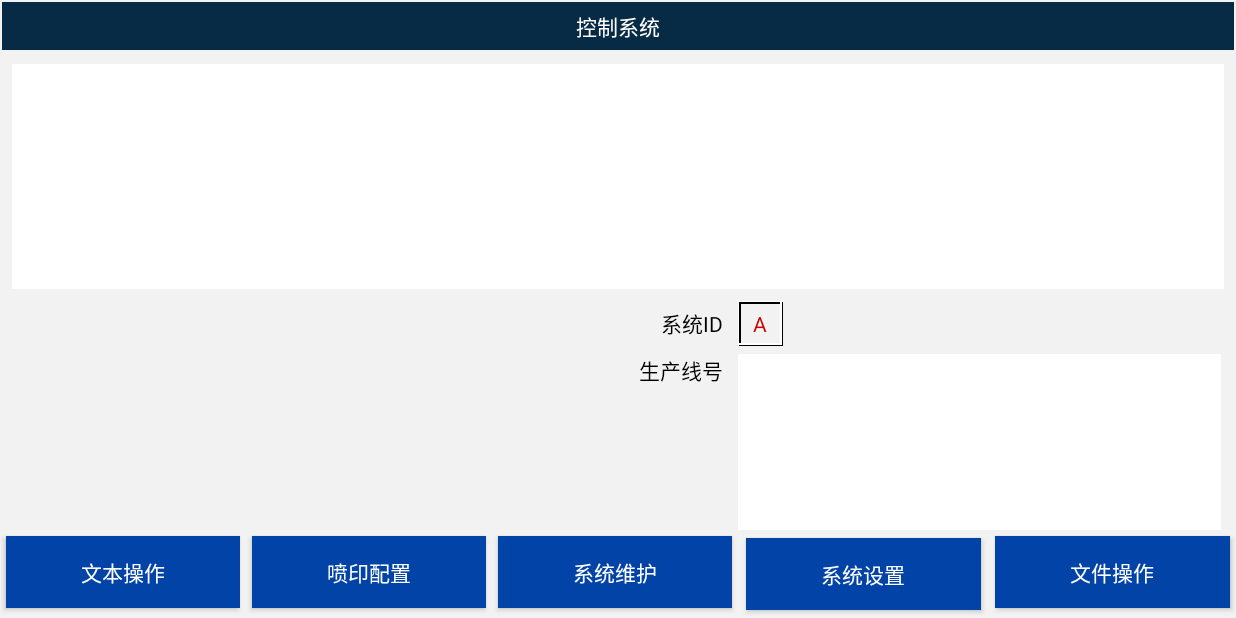
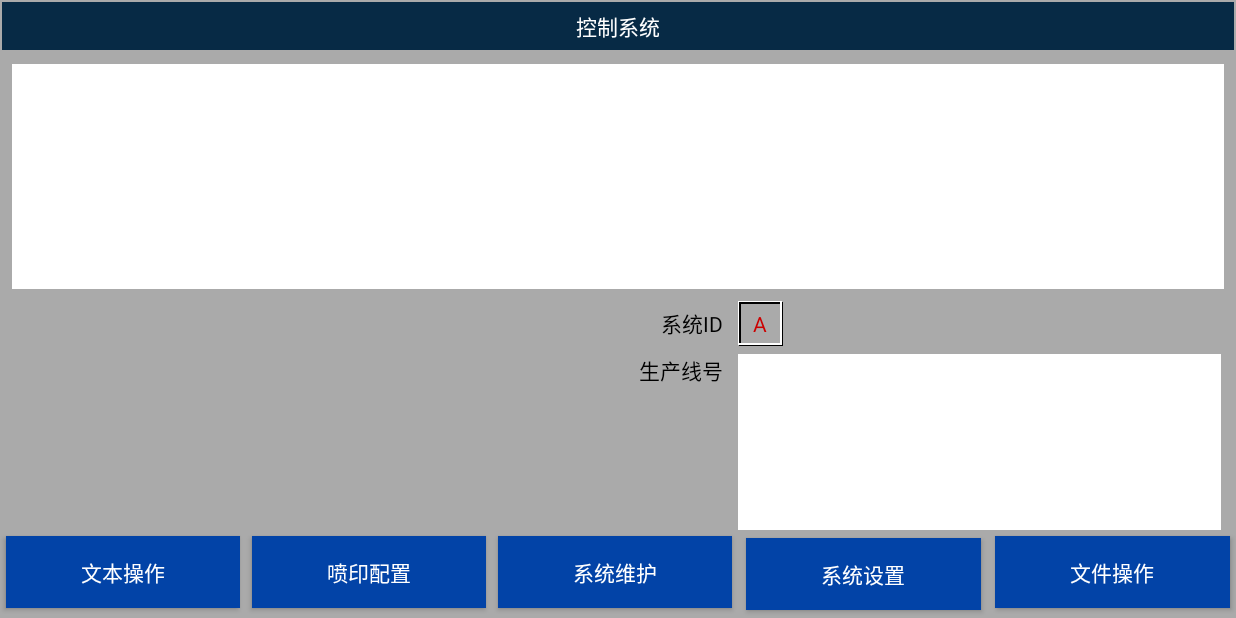
Before and after one commit to MJCoderMJCoder/ProductionLineControl, an Android app: the MainActivity screen opened directly, with no data from a screen before it, on a phone screen of 824 x 412 dp (held sideways). Run offline under Robolectric (Android 15) with nearby library versions, the phone set to English and light mode, and no system bars.

Commit message:
生产线控制系统（Android PAD==Tablet PC）

```diff
--- a/app/src/main/java/com/lzf/productionlinecontrol/activity/TextManagerActivity.java
+++ b/app/src/main/java/com/lzf/productionlinecontrol/activity/TextManagerActivity.java
@@ -111,7 +111,7 @@ public class TextManagerActivity extends AppCompatActivity {
                         AlertDialog.Builder builder = new AlertDialog.Builder(this);
                         AlertDialog alert = builder.setIcon(R.mipmap.ic_launcher)
                                 .setTitle("警告")
-                                .setMessage("该文本正在使用！（已被加载，不可删除）")
+                                .setMessage("该文件正在使用！")
                                 .setPositiveButton("确定", new DialogInterface.OnClickListener() {
                                     @Override
                                     public void onClick(DialogInterface dialog, int which) {
--- a/app/src/main/res/drawable/border.xml
+++ b/app/src/main/res/drawable/border.xml
@@ -6,10 +6,10 @@
         android:right="-1dp"
         android:top="1dp">
         <shape>
-            <solid android:color="@android:color/transparent"/>
+            <solid android:color="@color/transparent"/>
             <stroke
                 android:width="1dp"
-                android:color="@android:color/black"/>
+                android:color="@color/black"/>
         </shape>
     </item>
     <item
@@ -18,10 +18,10 @@
         android:right="1dp"
         android:top="-1dp">
         <shape>
-            <solid android:color="@android:color/transparent"/>
+            <solid android:color="@color/transparent"/>
             <stroke
                 android:width="1dp"
-                android:color="@android:color/white"/>
+                android:color="@color/white"/>
         </shape>
     </item>
 
--- a/app/src/main/res/layout/activity_main.xml
+++ b/app/src/main/res/layout/activity_main.xml
@@ -16,7 +16,7 @@
         android:gravity="center"
         android:padding="5dp"
         android:text="控制系统"
-        android:textColor="@android:color/white"/>
+        android:textColor="@color/white"/>
 
     <RelativeLayout
         android:id="@+id/placeholder"
@@ -24,7 +24,7 @@
         android:layout_height="150dp"
         android:layout_below="@id/topBar"
         android:layout_margin="8dp"
-        android:background="@android:color/white">
+        android:background="@color/white">
     </RelativeLayout>
 
     <LinearLayout
@@ -44,7 +44,7 @@
             android:background="@color/btnBg"
             android:onClick="onClick"
             android:text="文本操作"
-            android:textColor="@android:color/white"/>
+            android:textColor="@color/white"/>
 
         <Button
             android:layout_width="0dp"
@@ -53,7 +53,7 @@
             android:layout_weight="1"
             android:background="@color/btnBg"
             android:text="喷印配置"
-            android:textColor="@android:color/white"/>
+            android:textColor="@color/white"/>
 
         <Button
             android:layout_width="0dp"
@@ -62,7 +62,7 @@
             android:layout_weight="1"
             android:background="@color/btnBg"
             android:text="系统维护"
-            android:textColor="@android:color/white"/>
+            android:textColor="@color/white"/>
 
         <Button
             android:layout_width="0dp"
@@ -71,7 +71,7 @@
             android:layout_weight="1"
             android:background="@color/btnBg"
             android:text="系统设置"
-            android:textColor="@android:color/white"/>
+            android:textColor="@color/white"/>
 
         <Button
             android:layout_width="0dp"
@@ -80,7 +80,7 @@
             android:layout_weight="1"
             android:background="@color/btnBg"
             android:text="文件操作"
-            android:textColor="@android:color/white"/>
+            android:textColor="@color/white"/>
     </LinearLayout>
 
     <LinearLayout
@@ -112,7 +112,7 @@
                 android:layout_marginRight="10dp"
                 android:gravity="center_vertical|right"
                 android:text="系统ID"
-                android:textColor="@android:color/black"/>
+                android:textColor="@color/black"/>
 
             <TextView
                 android:id="@+id/sysId"
@@ -123,7 +123,7 @@
                 android:background="@drawable/border"
                 android:gravity="center"
                 android:text="A"
-                android:textColor="@android:color/holo_red_dark"/>
+                android:textColor="@color/holo_red_dark"/>
 
             <TextView
                 android:id="@+id/productLineHint"
@@ -133,7 +133,7 @@
                 android:layout_marginRight="10dp"
                 android:gravity="center_vertical|right"
                 android:text="生产线号"
-                android:textColor="@android:color/black"/>
+                android:textColor="@color/black"/>
 
             <TextView
                 android:id="@+id/productLine"
@@ -143,7 +143,7 @@
                 android:layout_alignParentRight="true"
                 android:layout_below="@id/sysId"
                 android:layout_toRightOf="@id/productLineHint"
-                android:background="@android:color/white"/>
+                android:background="@color/white"/>
         </RelativeLayout>
     </LinearLayout>
 </RelativeLayout>
--- a/app/src/main/res/layout/item_textname.xml
+++ b/app/src/main/res/layout/item_textname.xml
@@ -3,7 +3,7 @@
                 android:id="@+id/txtNameRelative"
                 android:layout_width="match_parent"
                 android:layout_height="wrap_content"
-                android:background="@android:color/white">
+                android:background="@color/white">
 
     <ImageView
         android:id="@+id/box"
@@ -24,6 +24,6 @@
         android:layout_toRightOf="@id/box"
         android:padding="5dp"
         android:text="测试文本"
-        android:textColor="@android:color/black"/>
+        android:textColor="@color/black"/>
 
 </RelativeLayout>
--- a/app/src/main/res/values/colors.xml
+++ b/app/src/main/res/values/colors.xml
@@ -6,6 +6,10 @@
 
     <color name="topBar">#072A45</color>
     <color name="btnBg">#0243A7</color>
-    <color name="bg">#F2F2F2</color>
+    <color name="bg">#aaa</color>
+    <color name="white">#ffFFFFFF</color>
+    <color name="black">#ff000000</color>
     <color name="tvPlaceholder">#6A999F</color>
+    <color name="holo_red_dark">#ffcc0000</color>
+    <color name="transparent">#00000000</color>
 </resources>
```
Also changed, not shown: app/src/main/res/layout/activity_edit.xml (+12 -12 lines), app/src/main/res/layout/activity_new_txt.xml (+6 -6 lines), app/src/main/res/layout/activity_save_txt.xml (+5 -5 lines), app/src/main/res/layout/activity_text_manager.xml (+10 -10 lines).
